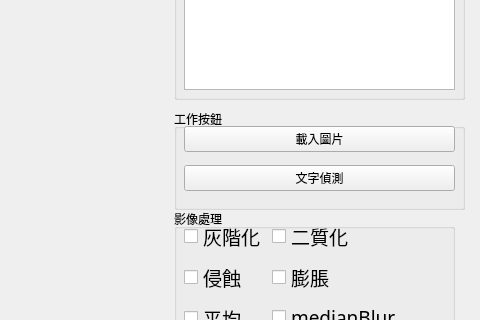
oldjeff131/opencv-finalexam, file pyqtui.ui: the form before one commit; both pictures show x 656 to 1136 and y 211 to 531 of the 1136 by 708 pixel window.
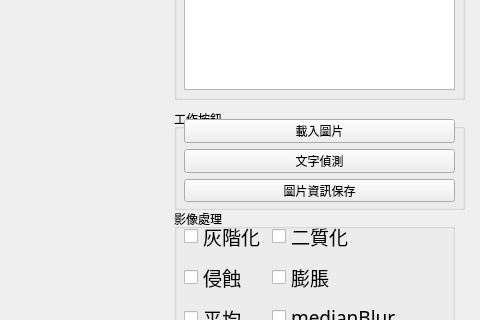
The form after the commit.

The edit to the form file:
```diff
--- a/pyqtui.ui
+++ b/pyqtui.ui
@@ -68,7 +68,7 @@
        <x>10</x>
        <y>10</y>
        <width>271</width>
-       <height>81</height>
+       <height>83</height>
       </rect>
      </property>
      <layout class="QVBoxLayout" name="verticalLayout">
@@ -86,6 +86,13 @@
         </property>
        </widget>
       </item>
+      <item>
+       <widget class="QPushButton" name="pushButton">
+        <property name="text">
+         <string>圖片資訊保存</string>
+        </property>
+       </widget>
+      </item>
      </layout>
     </widget>
    </widget>
```
